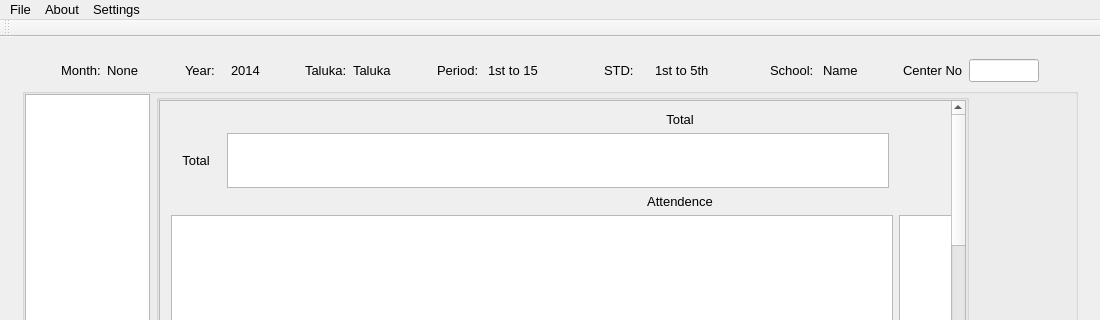
This is QuickManager/mainwindow.ui in Vijay13/QuickManager as Qt 5 draws it before an edit; both pictures show x 0 to 1100 and y 0 to 320 of the 1100 by 600 pixel window. The edited form follows.
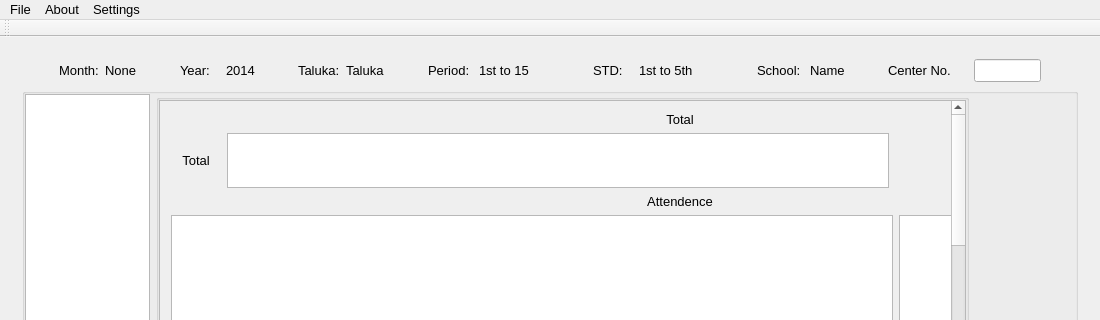
This is the edited form. The open tabs and pages were chosen to show the change.

What changed in the file:
```diff
--- a/QuickManager/mainwindow.ui
+++ b/QuickManager/mainwindow.ui
@@ -1029,7 +1029,7 @@
            <widget class="QLabel" name="labelSTD">
             <property name="minimumSize">
              <size>
-              <width>45</width>
+              <width>40</width>
               <height>0</height>
              </size>
             </property>
@@ -1053,7 +1053,7 @@
            <widget class="QLabel" name="labelBMSTDBody">
             <property name="minimumSize">
              <size>
-              <width>70</width>
+              <width>75</width>
               <height>0</height>
              </size>
             </property>
@@ -1149,6 +1149,12 @@
           </item>
           <item>
            <widget class="QLabel" name="labelCenterNoTitle">
+            <property name="minimumSize">
+             <size>
+              <width>80</width>
+              <height>0</height>
+             </size>
+            </property>
             <property name="maximumSize">
              <size>
               <width>60</width>
```
Left out of the diff: 16 changed lines with no effect on the pictures.
